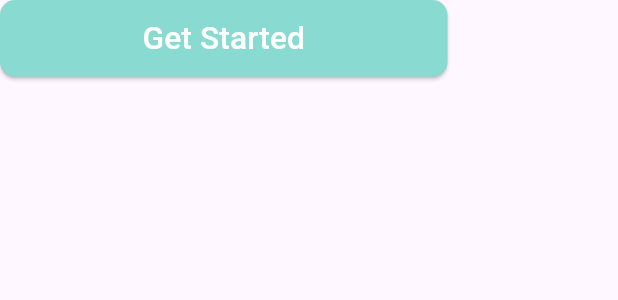
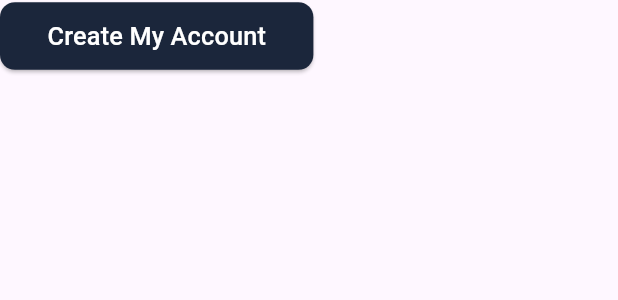
Before and after one commit to TKZues/Movie_flutter, a Flutter app: the Button widget shown alone on an empty page, opened directly, on a phone screen of 412 x 824 dp. Shown: the top 300 px of the screen. Run offline on Flutter 3.47's test engine with Material 3 defaults, Android fonts, the phone set to English and light mode, and no system bars; our stand-ins replace get.

Commit message:
create confirm new account

```diff
--- a/lib/flow/welcome/welcome.dart
+++ b/lib/flow/new_user/welcome.dart
@@ -1,5 +1,5 @@
 import 'package:flutter/material.dart';
-import 'package:movie_flutter/flow/welcome/get_api.dart';
+
 import 'package:movie_flutter/utils/dimensions.dart';
 import 'package:movie_flutter/widget/button.dart';
 import 'package:movie_flutter/widget/small_text.dart';
--- a/lib/widget/BigText.dart
+++ b/lib/widget/BigText.dart
@@ -18,6 +18,7 @@
           fontSize: size==0?Dimentions.font20:size,
         color: color,
         overflow: textOverflow,
+        fontWeight: FontWeight.w500
       ),
 
     );
--- a/lib/widget/button.dart
+++ b/lib/widget/button.dart
@@ -6,7 +6,11 @@
    double sizeText ;
    final Color buttonColor;
    final Color colortext;
-   Button({Key? key, required this.text, required this.colortext, this.sizeText = 0, required this.buttonColor}) : super(key: key);
+    double left;
+    double right;
+    double top;
+    double bottom;
+   Button({Key? key, required this.text, required this.colortext, this.sizeText = 0, required this.buttonColor, this.left = 0, this.right = 0, this.top=0, this.bottom=0}) : super(key: key);
 
   @override
   Widget build(BuildContext context) {
@@ -21,7 +25,7 @@
               ),
             ),
             padding: MaterialStateProperty.all<EdgeInsets>(
-              EdgeInsets.only(left: Dimentions.width30*3, right: Dimentions.width30*3, top: Dimentions.height10, bottom: Dimentions.height10),)
+              EdgeInsets.only(left: left==0?(Dimentions.width30*3):left, right: right==0?Dimentions.width30*3:right, top: Dimentions.height10, bottom: Dimentions.height10),)
           ),
           child: Text(
           text,
```
Also changed, not shown: lib/flow/new_user/confirm_new_account.dart (added, +56 -0 lines), lib/flow/welcome/get_api.dart (deleted, +0 -15 lines), lib/main.dart (+3 -6 lines), lib/flow/confirm_new_account.dart (deleted), lib/flow/new_user/create_new_your_account.dart (renamed from lib/flow/create_new_your_account.dart), lib/flow/new_user/home.dart (renamed from lib/flow/home.dart), lib/flow/new_user/new_experience.dart (renamed from lib/flow/new_experience.dart), lib/flow/new_user/select_your_favoite.dart (renamed from lib/flow/select_your_favoite.dart).
